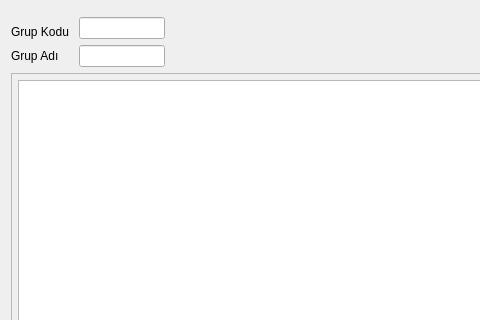
adakteknoloji/FRAMEWORK, file GRUP_KERNEL/grup_kernel_grup_fisi.ui: the form before one commit; both pictures show x 0 to 480 and y 0 to 320 of the 867 by 570 pixel window.
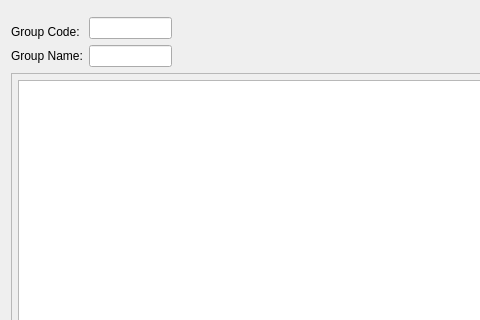
The form after the commit.

Commit message: grup kernel çeviri için hazırlandı.

Patch:
```diff
--- a/GRUP_KERNEL/grup_kernel_grup_fisi.ui
+++ b/GRUP_KERNEL/grup_kernel_grup_fisi.ui
@@ -84,7 +84,7 @@
       </sizepolicy>
      </property>
      <property name="text">
-      <string>Grup Kodu </string>
+      <string>Group Code:</string>
      </property>
     </widget>
    </item>
@@ -97,7 +97,7 @@
       </sizepolicy>
      </property>
      <property name="text">
-      <string>Grup Adı</string>
+      <string>Group Name:</string>
      </property>
     </widget>
    </item>
```
Left out of the diff: 2 changed lines with no effect on the pictures. The commit also changes 8 other files.
